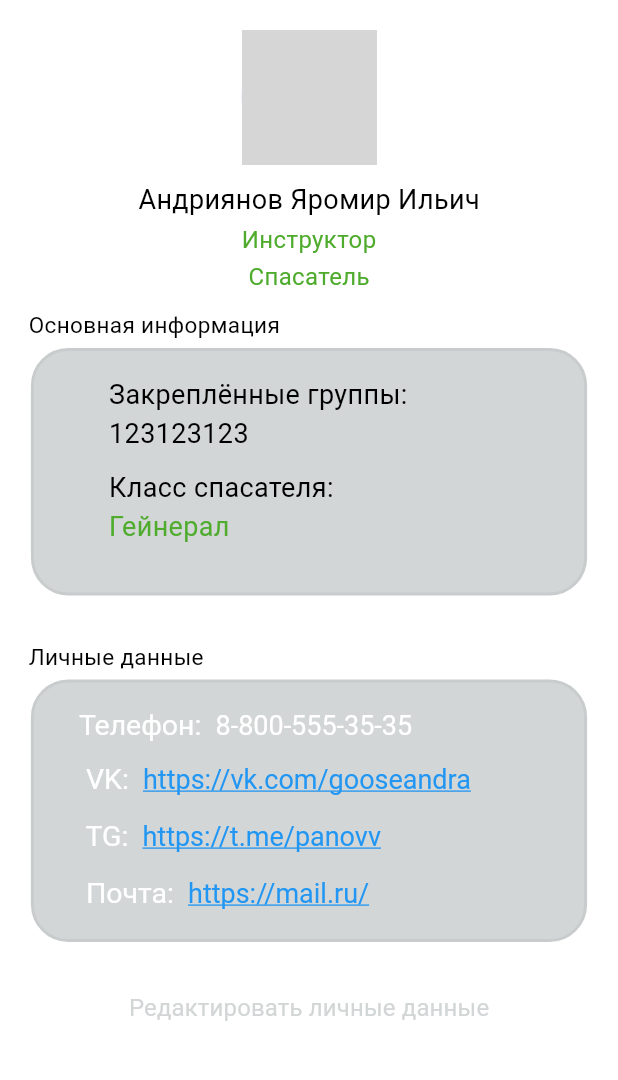
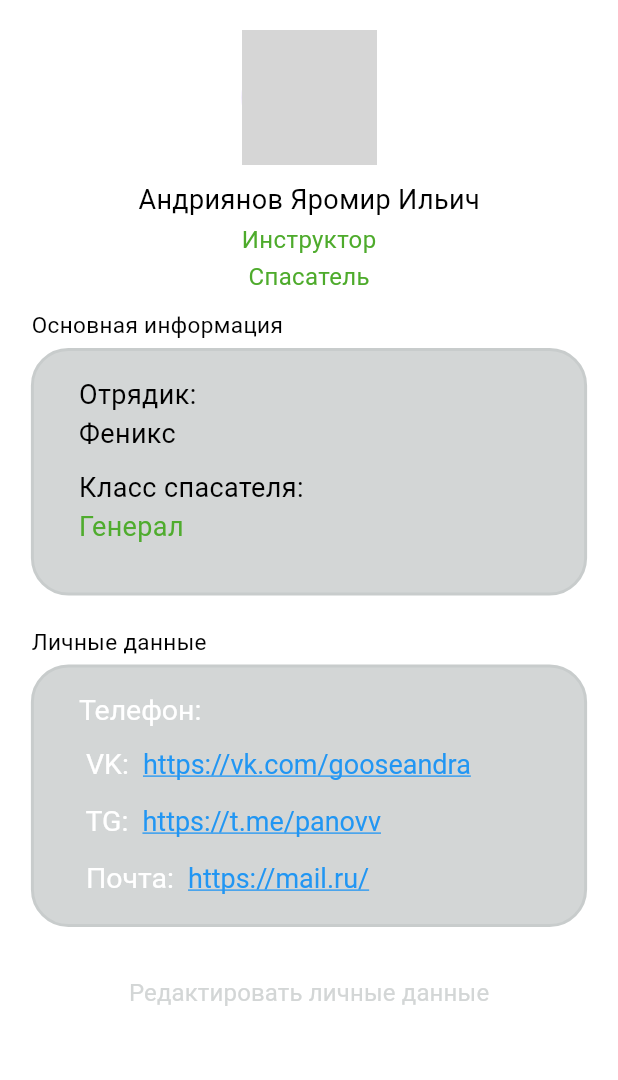
Before and after one commit to nakito-own/Lifeguard-app, a Flutter app: the ProfileScreen screen opened by its route, on a phone screen of 412 x 824 dp, the part 84-1164 px from its top. Run offline on Flutter 3.47's test engine with Material 3 defaults, Android fonts, the light colour scheme and no system bars; our stand-ins replace shared_preferences; accounts and stored records are empty; network calls fail; grey boxes are pictures that could not be loaded.

Commit message:
trying of saving text

```diff
--- a/lib/main.dart
+++ b/lib/main.dart
@@ -2,6 +2,7 @@ import 'package:flutter/material.dart';
 import 'package:lifeguard/screens/events_screen.dart';
 import 'package:lifeguard/screens/inventory_screen.dart';
 import 'package:lifeguard/screens/manuals_screen.dart';
+import 'package:lifeguard/screens/profile_redaction_screen.dart';
 import 'package:lifeguard/screens/shift_screen.dart';
 import 'package:shared_preferences/shared_preferences.dart';
 import 'screens/pofile_screen.dart';
@@ -53,6 +54,7 @@ class _MyAppState extends State<MyApp> {
       themeMode: _isDarkTheme ? ThemeMode.dark : ThemeMode.light,
       home: HomeScreen(toggleTheme: _toggleTheme),
       routes: {
+        '/redaction': (context) => ProfileRedactionScreen(toggleTheme: _toggleTheme),
         '/home': (context) => HomeScreen(toggleTheme: _toggleTheme),
         '/details': (context) => DetailsScreen(toggleTheme: _toggleTheme),
         '/profile': (context) => ProfileScreen(toggleTheme: _toggleTheme),
--- a/lib/screens/pofile_screen.dart
+++ b/lib/screens/pofile_screen.dart
@@ -1,13 +1,15 @@
 import 'package:flutter/material.dart';
+import 'package:lifeguard/screens/profile_redaction_screen.dart';
 import '../widgets/app_drawer.dart';
 import '../widgets/profile_header_widget.dart';
 import '../widgets/profile_info_widget.dart';
 import '../widgets/my_info.dart';
 import '../widgets/small_text.dart';
 import '../widgets/transparent_button.dart';
-
+import '../widgets/custom_textfield.dart';
 
 class ProfileScreen extends StatelessWidget {
+
 
   final VoidCallback toggleTheme;
 
@@ -15,6 +17,7 @@ class ProfileScreen extends StatelessWidget {
 
   @override
   Widget build(BuildContext context) {
+    final arguments = (ModalRoute.of(context)?.settings.arguments ?? '') as String;
     return Scaffold(
       appBar: AppBar(
         title: Text('Профиль'),
@@ -28,9 +31,9 @@ class ProfileScreen extends StatelessWidget {
               height: 20,
             ),
             CircleAvatar(
-            radius: 45,
-            backgroundImage: NetworkImage('https://sun1-17.userapi.com/s/v1/ig2/5oQd1HwXQjdP9Tmj1Apbc4g7MTfT6LmeMW99acU-htKmjxidJ9t0aldZ7hD-P_9L5ZlLwrzEIMwPre0w6-V1BMg1.jpg?quality=95&crop=1,0,834,834&as=32x32,48x48,72x72,108x108,160x160,240x240,360x360,480x480,540x540,640x640,720x720&ava=1&u=aseTjjK2s91iQeI5LbaqLOf6Kcm40eYRe6SBVTsbT6k&cs=200x200')
-        ),
+                radius: 45,
+                backgroundImage: NetworkImage('https://sun1-17.userapi.com/s/v1/ig2/5oQd1HwXQjdP9Tmj1Apbc4g7MTfT6LmeMW99acU-htKmjxidJ9t0aldZ7hD-P_9L5ZlLwrzEIMwPre0w6-V1BMg1.jpg?quality=95&crop=1,0,834,834&as=32x32,48x48,72x72,108x108,160x160,240x240,360x360,480x480,540x540,640x640,720x720&ava=1&u=aseTjjK2s91iQeI5LbaqLOf6Kcm40eYRe6SBVTsbT6k&cs=200x200')
+            ),
             ProfileHeaderWidget(FIO: 'Андриянов Яромир Ильич',
                 Post1: 'Инструктор',
                 Post2: 'Спасатель'),
@@ -38,15 +41,21 @@ class ProfileScreen extends StatelessWidget {
               height: 10,
             ),
             SmallText(some_text: 'Основная информация'),
-            ProfileInfoWidget(GroupNumber: '123123123',
-                Position: 'Гейнерал'),
+            ProfileInfoWidget(Role: 'Отрядик: ',
+                GroupNumber: 'Феникс',
+                Another: 'Класс спасателя:',
+                Position: 'Генерал'),
             SizedBox(
               height: 10,
             ),
             SmallText(some_text: 'Личные данные'),
-            MyInfo(phone: '8-800-555-35-35', VK_Link: 'https://vk.com/gooseandra',
+            MyInfo(phone: arguments, VK_Link: 'https://vk.com/gooseandra',
                 TG_Link: 'https://t.me/panovv', Mail_Link: 'https://mail.ru/'),
-            TransparentButton(text: 'Редактировать личные данные')
+            TransparentButton(text: 'Редактировать личные данные',
+            onPressed: () {
+              Navigator.pushNamed(context, '/redaction');
+              },
+            )
           ],
         ),
       ),
--- a/lib/widgets/custom_components.dart
+++ b/lib/widgets/custom_components.dart
@@ -4,8 +4,10 @@ import 'package:flutter/material.dart';
 class ButtonExit extends StatelessWidget {
 
   const ButtonExit({ Key? key,
-    required this.text }) : super(key: key);
+    required this.text,
+    required this.onPressed}) : super(key: key);
   final String text;
+  final VoidCallback onPressed;
 
   void Exit() {
     print('Exit');
@@ -22,7 +24,7 @@ class ButtonExit extends StatelessWidget {
               backgroundColor: WidgetStateProperty.all(Colors.transparent),
               minimumSize: WidgetStateProperty.all(Size(MediaQuery.of(context).size.width * 0.3, MediaQuery.of(context).size.height * 0.05)),
             ),
-            onPressed: Exit,
+            onPressed: onPressed,
 
             child: Text(text, style: TextStyle(fontSize: 17, fontWeight: FontWeight.w400, color: Color(0xffe91e1e), )),
           ),
--- a/lib/widgets/profile_header_widget.dart
+++ b/lib/widgets/profile_header_widget.dart
@@ -13,8 +13,6 @@ class ProfileHeaderWidget extends StatelessWidget {
 
   @override
   Widget build(BuildContext context) {
-
-
 
 
     return Center(
--- a/lib/widgets/profile_info_widget.dart
+++ b/lib/widgets/profile_info_widget.dart
@@ -1,14 +1,16 @@
 import 'package:flutter/material.dart';
-
-
 
 
 class ProfileInfoWidget extends StatelessWidget {
   const ProfileInfoWidget({Key? key,
     required this.GroupNumber,
-    required this.Position,}) : super(key: key);
+    required this.Position,
+    required this.Role,
+    required this.Another}) : super(key: key);
+  final String Role;
   final String GroupNumber;
   final String Position;
+  final String Another;
 
 
 
@@ -23,8 +25,8 @@ class ProfileInfoWidget extends StatelessWidget {
     return Container(
       height: 165,
       width: MediaQuery.of(context).size.width * 0.9,
-      margin: EdgeInsets.fromLTRB(4,5,4,20),
-      padding: EdgeInsets.symmetric(horizontal: 50, vertical: 16),
+      margin: EdgeInsets.fromLTRB(4,5,4,10),
+      padding: EdgeInsets.symmetric(horizontal: 30, vertical: 16),
       decoration: BoxDecoration(
         borderRadius: BorderRadius.circular(25),
        /* color: Color(0xff2d2a2a),*/
@@ -39,7 +41,7 @@ class ProfileInfoWidget extends StatelessWidget {
     crossAxisAlignment: CrossAxisAlignment.start,
       children:  [
         Text (
-          'Закреплённые группы:',
+          Role,
           style: TextStyle(
             fontSize: 18,
           ),
@@ -54,7 +56,7 @@ class ProfileInfoWidget extends StatelessWidget {
           height: 10,
         ),
         Text (
-          'Класс спасателя:',
+          Another,
           style: TextStyle(
             fontSize: 18,
           ),
--- a/lib/widgets/small_text.dart
+++ b/lib/widgets/small_text.dart
@@ -14,7 +14,7 @@ class SmallText extends StatelessWidget {
 
 
     return Container(
-      margin: EdgeInsets.fromLTRB(19, 0, 0, 0),
+      margin: EdgeInsets.fromLTRB(21, 0, 0, 0),
       alignment: Alignment.bottomLeft,
       child: Text(
         some_text,
--- a/lib/widgets/transparent_button.dart
+++ b/lib/widgets/transparent_button.dart
@@ -3,12 +3,11 @@ import 'package:flutter/material.dart';
 class TransparentButton extends StatelessWidget {
 
   const TransparentButton({ Key? key,
-    required this.text }) : super(key: key);
+    required this.text,
+    required this.onPressed}) : super(key: key);
   final String text;
+  final VoidCallback onPressed;
 
-  void editing() {
-    print('Скоро что-то будет');
-  }
 
   @override
   Widget build(BuildContext context) {
@@ -23,7 +22,7 @@ class TransparentButton extends StatelessWidget {
           minimumSize: WidgetStateProperty.all(Size(MediaQuery.of(context).size.width * 1, MediaQuery.of(context).size.height * 0.05)),
 
         ),
-        onPressed: editing,
+        onPressed: onPressed,
         child: Text(text, style: TextStyle(fontSize: 16, fontWeight: FontWeight.w400, color: buttonColor, )),
       ),
 
```
Also changed, not shown: lib/screens/details_screen.dart (+16 -11 lines), lib/screens/profile_redaction_screen.dart (added, +160 -0 lines), lib/widgets/custom_redaction_button.dart (added, +45 -0 lines), lib/widgets/custom_textfield.dart (+52 -9 lines).
